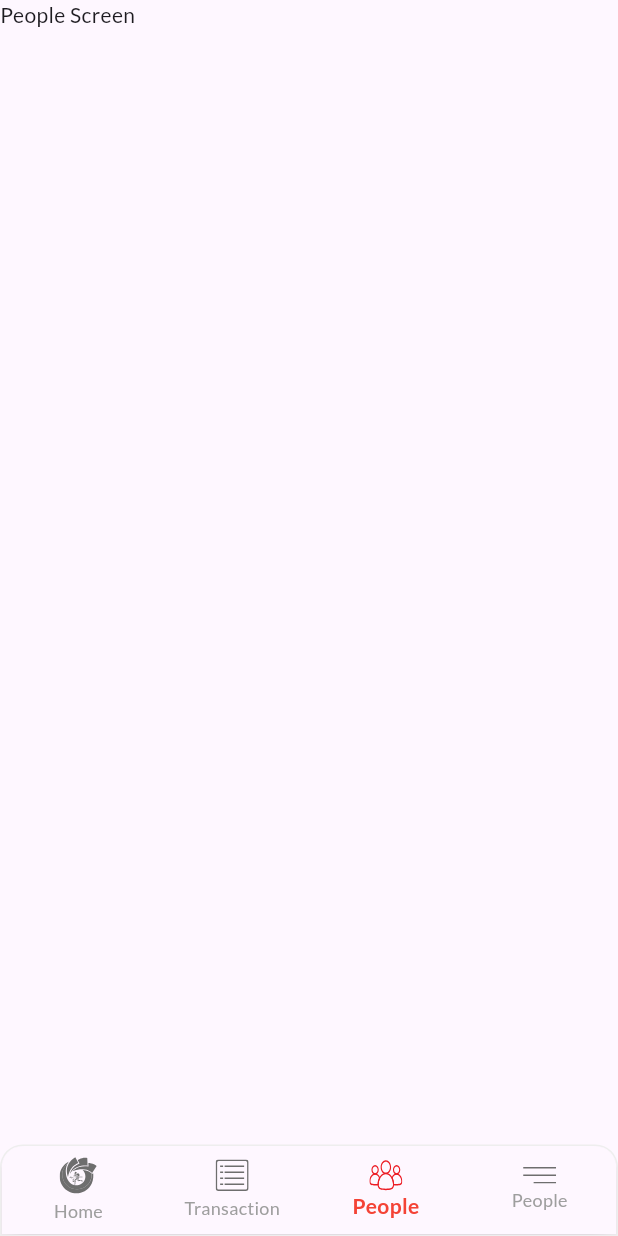
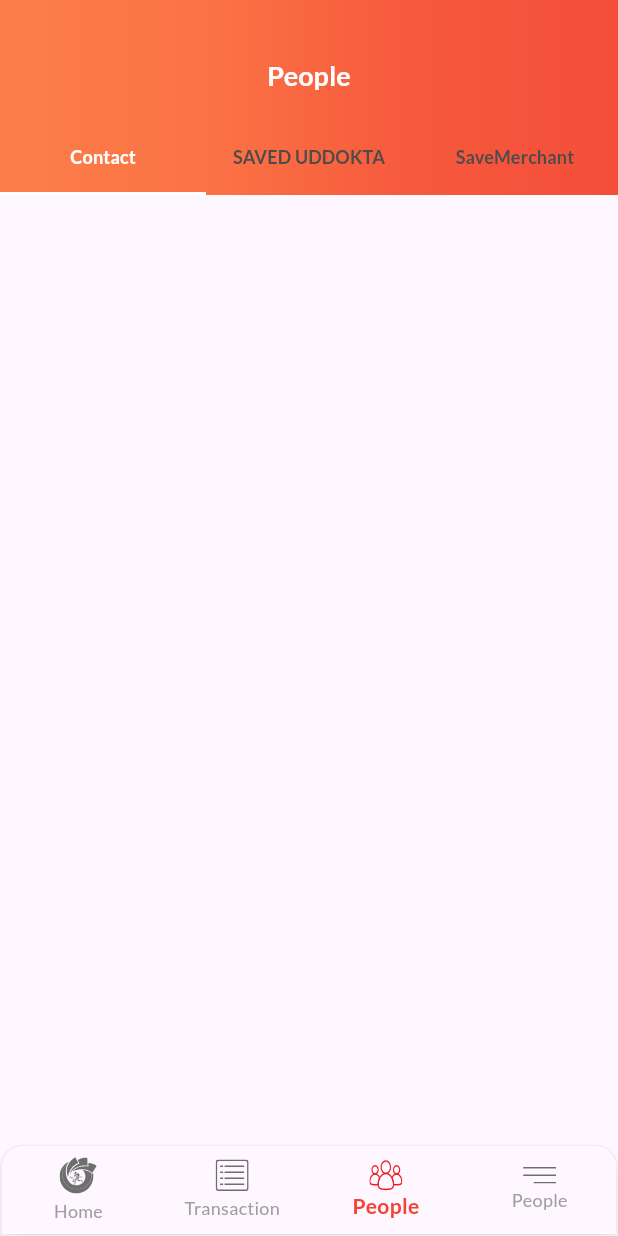
Before and after one commit to mehediFlutter/Nagad-Ui, a Flutter app: the screen it shows after launch, item 3 of the bottom bar chosen, on a phone screen of 412 x 824 dp. Run offline on Flutter 3.47's test engine with Material 3 defaults, Android fonts, the phone set to English and light mode, and no system bars; our stand-ins replace flutter_svg, get, google_fonts.

Commit message:
contact people screen

```diff
--- a/lib/data/getx_controller/const/assets_path.dart
+++ b/lib/data/getx_controller/const/assets_path.dart
@@ -5,8 +5,10 @@ const String service               = '$assetPath/service';
 const String icons               = '$assetPath/icons';
 
 // icon
-const String arrowBackSVG  = '$icons/back_arrow.svg';
+const String arrowBackSVG     = '$icons/back_arrow.svg';
 const String arrowForwardSVG  = '$icons/forward_arrow.svg';
+const String personIconSVG  = '$icons/person_icon.svg';
+
 // bottom_nav_icon
 const String homeSelectedSVG                  = '$bottomNavIconSVG/home_selected.svg';
 const String homeUnSelectedSVG                = '$bottomNavIconSVG/home_un_selected.svg';
@@ -21,7 +23,7 @@ const String myNagadUnSelectedSVG             = '$bottomNavIconSVG/my_nagad_un_s
 
 const String backgroundManSVG                 ='$images/nagad_background_man.svg';
 const String nagadTextSVG                     ='$images/nagad_text.svg';
-const String tamimImagePNG                     ='$images/big_image_tamim.png';
+const String tamimImagePNG                    ='$images/big_image_tamim.png';
 
 // services
 
--- a/lib/screen/home_screen/home_screen.dart
+++ b/lib/screen/home_screen/home_screen.dart
@@ -122,6 +122,7 @@ class _HomeScreenState extends State<HomeScreen> {
                             .copyWith(color: Color(0xFF6E6E6E)),
                       ),
                       height20,
+
                       Row(
                         mainAxisAlignment: MainAxisAlignment.spaceBetween,
                         children: [
@@ -139,6 +140,7 @@ class _HomeScreenState extends State<HomeScreen> {
                           ),
                         ],
                       ),
+
                       height20,
                       Row(
                         mainAxisAlignment: MainAxisAlignment.spaceBetween,
--- a/lib/screen/home_screen/home_screen_component/service_item.dart
+++ b/lib/screen/home_screen/home_screen_component/service_item.dart
@@ -13,6 +13,7 @@ class ServicesItem extends StatelessWidget {
   @override
   Widget build(BuildContext context) {
     return Column(
+      crossAxisAlignment: CrossAxisAlignment.start,
       children: [
         Container(
           padding: EdgeInsets.all(13),
--- a/lib/screen/people_screen/people_screen.dart
+++ b/lib/screen/people_screen/people_screen.dart
@@ -1,4 +1,5 @@
 import 'package:flutter/material.dart';
+import 'package:nagad_ui/data/getx_controller/const/const.dart';
 
 import '../re_usable_base_screen.dart';
 
@@ -9,12 +10,77 @@ class PeopleScreen extends StatefulWidget {
   State<PeopleScreen> createState() => _PeopleScreenState();
 }
 
-class _PeopleScreenState extends State<PeopleScreen> {
+class _PeopleScreenState extends State<PeopleScreen>
+    with SingleTickerProviderStateMixin {
+  late TabController _tabController;
   @override
-   Widget build(BuildContext context) {
+  void initState() {
+    super.initState();
+    _tabController = TabController(length: 3, vsync: this);
+  }
+
+  @override
+  void dispose() {
+    _tabController.dispose();
+    super.dispose();
+  }
+
+  @override
+  Widget build(BuildContext context) {
     return ReUsableBaseScreen(
       child: Column(
-        children: [Text("People Screen")],
+        children: [
+          Container(
+            height: 130,
+            width: double.infinity,
+            decoration: BoxDecoration(
+              gradient: LinearGradient(
+                colors: [
+                  Color(0xFFFD7E49),
+                  Color(0xFFFB7345),
+                  Color(0xFFF6593D),
+                  Color(0xFFF44E39),
+                ],
+              ),
+            ),
+            child: Column(
+              mainAxisAlignment: MainAxisAlignment.spaceBetween,
+              children: [
+                height20,
+                Text(
+                  "People",
+                  style: Theme.of(context)
+                      .textTheme
+                      .titleLarge!
+                      .copyWith(color: Colors.white),
+                ),
+                TabBar(
+                    labelColor: Colors.white,
+                    indicatorSize: TabBarIndicatorSize.tab,
+                    indicatorColor: Colors.white,
+                    unselectedLabelColor: const Color.fromARGB(255, 77, 75, 75),
+                    dividerColor: Colors.transparent,
+                    labelStyle: TextStyle(fontSize: 12),
+                    controller: _tabController,
+                    tabs: [
+                      Tab(
+                        text: 'Contact',
+                      ),
+                      Tab(text: 'SAVED UDDOKTA'),
+Tab(
+        child: Text(
+          'SaveMerchant',
+          textAlign: TextAlign.center,
+          softWrap: true,
+          maxLines: 2,
+          style: TextStyle(fontSize: 12),
+        ),
+      ),
+                    ])
+              ],
+            ),
+          )
+        ],
       ),
     );
   }
--- /dev/null
+++ b/lib/screen/people_screen/people_screen_component/contact_people.dart
@@ -0,0 +1,19 @@
+import 'package:flutter/material.dart';
+import 'package:nagad_ui/screen/re_usable_base_screen.dart';
+
+class ContactPeople extends StatefulWidget {
+  const ContactPeople({super.key});
+
+  @override
+  State<ContactPeople> createState() => _ContactPeopleState();
+}
+
+class _ContactPeopleState extends State<ContactPeople> {
+  @override
+  Widget build(BuildContext context) {
+    return ReUsableBaseScreen(
+        child: Center(
+      child: Text("Contact"),
+    ));
+  }
+}
```
Also changed, not shown: assets/icons/person_icon.svg (added).
